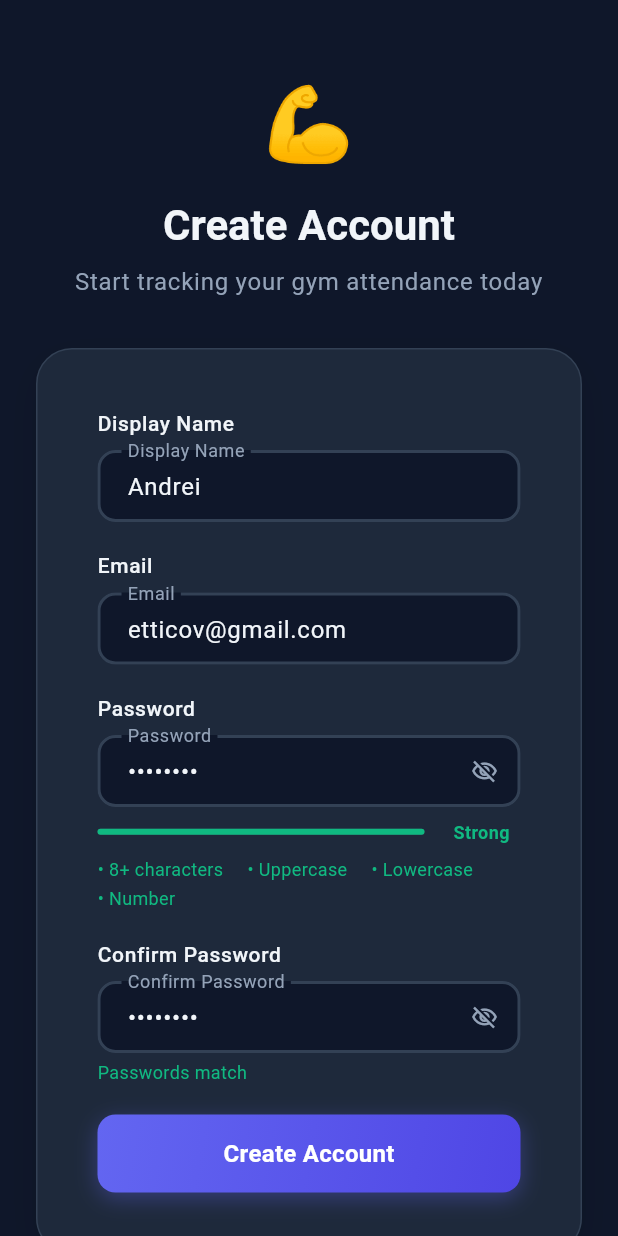
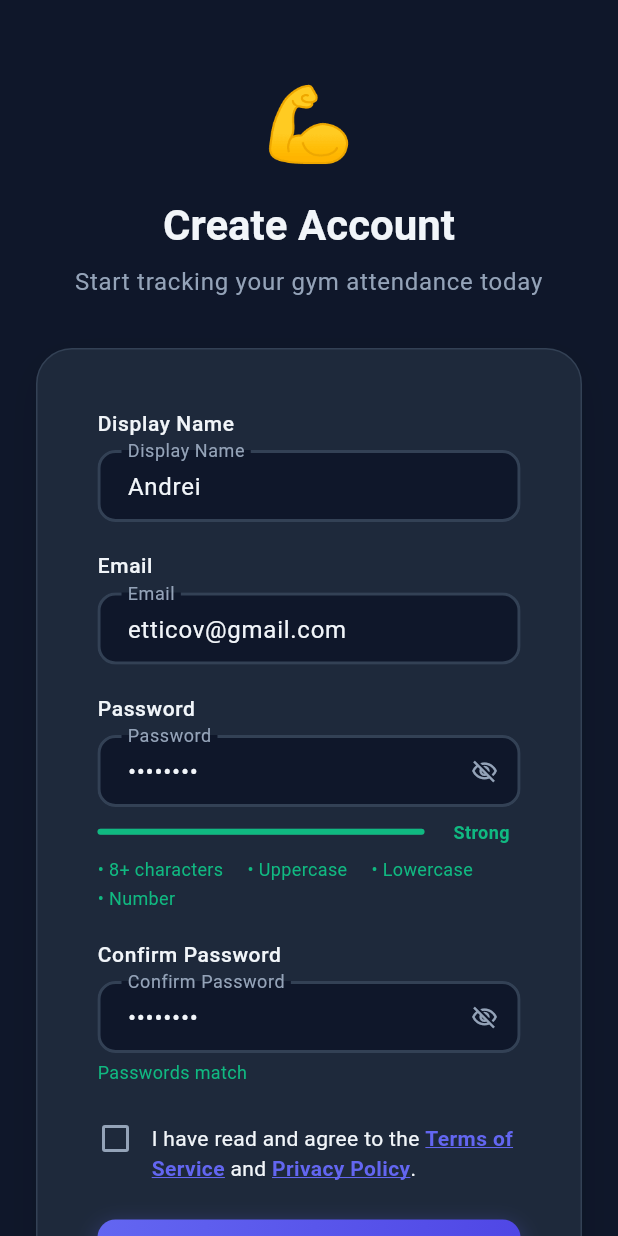
Before and after one commit to covaciuandrei/gym-tracker, a Flutter app: the RegisterPage screen opened by its route, on a phone screen of 412 x 824 dp. Run offline on Flutter 3.47's test engine with Material 3 defaults, Android fonts, the light colour scheme and no system bars; our stand-ins replace auto_route, cloud_firestore, equatable, firebase_auth, firebase_core, flutter_bloc and 4 more; accounts and stored records are empty; Roboto replaces fonts that are missing (Raleway).

Commit message:
add connections to terms&conditions and privacy policy to the app

```diff
--- a/lib/assets/localization/app_en.arb
+++ b/lib/assets/localization/app_en.arb
@@ -268,6 +268,14 @@
   "settingsSecurity": "Security",
   "settingsGeneral": "General",
   "settingsActions": "Actions",
+  "settingsLegal": "Legal",
+  "settingsTerms": "Terms of Service",
+  "settingsPrivacy": "Privacy Policy",
+  "legalConsentPrefix": "I have read and agree to the",
+  "legalConsentTerms": "Terms of Service",
+  "legalConsentAnd": "and",
+  "legalConsentPrivacy": "Privacy Policy",
+  "legalConsentRequired": "You must accept the Terms of Service and Privacy Policy to continue.",
   "settingsTheme": "Theme",
   "settingsThemeDark": "Dark",
   "settingsThemeLight": "Light",
--- a/lib/assets/localization/app_localizations.dart
+++ b/lib/assets/localization/app_localizations.dart
@@ -1412,6 +1412,54 @@ abstract class AppLocalizations {
   /// **'Actions'**
   String get settingsActions;
 
+  /// No description provided for @settingsLegal.
+  ///
+  /// In en, this message translates to:
+  /// **'Legal'**
+  String get settingsLegal;
+
+  /// No description provided for @settingsTerms.
+  ///
+  /// In en, this message translates to:
+  /// **'Terms of Service'**
+  String get settingsTerms;
+
+  /// No description provided for @settingsPrivacy.
+  ///
+  /// In en, this message translates to:
+  /// **'Privacy Policy'**
+  String get settingsPrivacy;
+
+  /// No description provided for @legalConsentPrefix.
+  ///
+  /// In en, this message translates to:
+  /// **'I have read and agree to the'**
+  String get legalConsentPrefix;
+
+  /// No description provided for @legalConsentTerms.
+  ///
+  /// In en, this message translates to:
+  /// **'Terms of Service'**
+  String get legalConsentTerms;
+
+  /// No description provided for @legalConsentAnd.
+  ///
+  /// In en, this message translates to:
+  /// **'and'**
+  String get legalConsentAnd;
+
+  /// No description provided for @legalConsentPrivacy.
+  ///
+  /// In en, this message translates to:
+  /// **'Privacy Policy'**
+  String get legalConsentPrivacy;
+
+  /// No description provided for @legalConsentRequired.
+  ///
+  /// In en, this message translates to:
+  /// **'You must accept the Terms of Service and Privacy Policy to continue.'**
+  String get legalConsentRequired;
+
   /// No description provided for @settingsTheme.
   ///
   /// In en, this message translates to:
--- a/lib/assets/localization/app_localizations_en.dart
+++ b/lib/assets/localization/app_localizations_en.dart
@@ -724,6 +724,31 @@ class AppLocalizationsEn extends AppLocalizations {
   String get settingsActions => 'Actions';
 
   @override
+  String get settingsLegal => 'Legal';
+
+  @override
+  String get settingsTerms => 'Terms of Service';
+
+  @override
+  String get settingsPrivacy => 'Privacy Policy';
+
+  @override
+  String get legalConsentPrefix => 'I have read and agree to the';
+
+  @override
+  String get legalConsentTerms => 'Terms of Service';
+
+  @override
+  String get legalConsentAnd => 'and';
+
+  @override
+  String get legalConsentPrivacy => 'Privacy Policy';
+
+  @override
+  String get legalConsentRequired =>
+      'You must accept the Terms of Service and Privacy Policy to continue.';
+
+  @override
   String get settingsTheme => 'Theme';
 
   @override
--- a/lib/core/app_version_status.dart
+++ b/lib/core/app_version_status.dart
@@ -1,3 +1,4 @@
+import 'package:gym_tracker/core/constants/legal_urls.dart';
 import 'package:injectable/injectable.dart';
 
 /// In-memory snapshot of the remote-config version gate result, captured by
@@ -27,6 +28,14 @@ class AppVersionStatus {
   /// bottom sheet's Update action.
   String storeUrl = '';
 
+  /// Localized Terms of Service URLs captured from remote config. Empty until
+  /// the splash flow populates them. Readers should go through [termsUrlFor]
+  /// which transparently falls back to hardcoded constants when empty.
+  Map<String, String> termsUrls = const <String, String>{};
+
+  /// Localized Privacy Policy URLs — same semantics as [termsUrls].
+  Map<String, String> privacyUrls = const <String, String>{};
+
   /// Records the result of a successful version check so it can be read
   /// later by the main shell's big-update bottom sheet.
   void getAppVersionDetails({
@@ -38,4 +47,29 @@ class AppVersionStatus {
     this.latestVersion = latestVersion;
     this.storeUrl = storeUrl;
   }
+
+  /// Stores the localized legal URL maps captured from remote config. Called
+  /// once per cold launch on the ok (non-maintenance / non-force-update)
+  /// path.
+  void setLegalUrls({required Map<String, String> termsUrls, required Map<String, String> privacyUrls}) {
+    this.termsUrls = termsUrls;
+    this.privacyUrls = privacyUrls;
+  }
+
+  /// Returns the Terms of Service URL for [languageCode], falling back to the
+  /// English entry and finally to the hardcoded constant defined in
+  /// [legalTermsUrlEn] / [legalTermsUrlRo].
+  String termsUrlFor(String languageCode) => resolveLegalUrl(
+    languageMap: termsUrls,
+    languageCode: languageCode,
+    fallback: legalTermsFallbackUrls[languageCode] ?? legalTermsUrlEn,
+  );
+
+  /// Returns the Privacy Policy URL for [languageCode]. Same fallback
+  /// behaviour as [termsUrlFor].
+  String privacyUrlFor(String languageCode) => resolveLegalUrl(
+    languageMap: privacyUrls,
+    languageCode: languageCode,
+    fallback: legalPrivacyFallbackUrls[languageCode] ?? legalPrivacyUrlEn,
+  );
 }
--- /dev/null
+++ b/lib/core/constants/legal_urls.dart
@@ -0,0 +1,39 @@
+/// Hardcoded fallback URLs for the hosted Terms of Service and Privacy Policy.
+///
+/// These constants are used when the corresponding maps in the Firestore
+/// `appConfig/version` document are missing or empty. Keeping a local
+/// fallback ensures the in-app "Terms" and "Privacy" links always resolve to
+/// a working URL even if remote config has not been populated.
+///
+/// The canonical URLs point at the Firebase Hosting deployment of the
+/// `legal/` folder in this repository.
+library;
+
+/// Base URL of the Firebase Hosting site that serves the legal pages.
+const String legalHostingBaseUrl = 'https://gym-presence-tracker-16edc.web.app';
+
+const String legalTermsUrlEn = '$legalHostingBaseUrl/terms-en.html';
+const String legalTermsUrlRo = '$legalHostingBaseUrl/terms-ro.html';
+
+const String legalPrivacyUrlEn = '$legalHostingBaseUrl/privacy-en.html';
+const String legalPrivacyUrlRo = '$legalHostingBaseUrl/privacy-ro.html';
+
+/// Fallback map used when `appConfig/version.termsUrls` is missing.
+const Map<String, String> legalTermsFallbackUrls = {'en': legalTermsUrlEn, 'ro': legalTermsUrlRo};
+
+/// Fallback map used when `appConfig/version.privacyUrls` is missing.
+const Map<String, String> legalPrivacyFallbackUrls = {'en': legalPrivacyUrlEn, 'ro': legalPrivacyUrlRo};
+
+/// Resolves a URL from a [languageMap] for [languageCode], falling back to
+/// the English entry and finally to [fallback] if both are missing.
+String resolveLegalUrl({
+  required Map<String, String> languageMap,
+  required String languageCode,
+  required String fallback,
+}) {
+  final value = languageMap[languageCode];
+  if (value != null && value.isNotEmpty) return value;
+  final en = languageMap['en'];
+  if (en != null && en.isNotEmpty) return en;
+  return fallback;
+}
--- a/lib/cubit/splash/splash_cubit.dart
+++ b/lib/cubit/splash/splash_cubit.dart
@@ -99,6 +99,7 @@ class SplashCubit extends BaseCubit {
       latestVersion: config.latestVersion,
       storeUrl: storeUrl,
     );
+    _versionStatus.setLegalUrls(termsUrls: config.termsUrls, privacyUrls: config.privacyUrls);
 
     if (_onboardingHelper.isFirstLaunch) {
       return const SplashNavigateOnboardingState();
--- a/lib/data/mappers/app_config_mapper.dart
+++ b/lib/data/mappers/app_config_mapper.dart
@@ -12,5 +12,7 @@ class AppConfigMapper {
     maintenanceMessages: Map<String, String>.from(dto.maintenanceMessages),
     androidStoreUrl: dto.androidStoreUrl,
     iosStoreUrl: dto.iosStoreUrl,
+    termsUrls: Map<String, String>.from(dto.termsUrls),
+    privacyUrls: Map<String, String>.from(dto.privacyUrls),
   );
 }
--- /dev/null
+++ b/lib/presentation/controls/legal_consent_checkbox.dart
@@ -0,0 +1,151 @@
+import 'package:flutter/gestures.dart';
+import 'package:flutter/material.dart';
+import 'package:gym_tracker/assets/localization/app_localizations.dart';
+import 'package:gym_tracker/core/app_version_status.dart';
+import 'package:gym_tracker/core/injection.dart';
+import 'package:gym_tracker/presentation/helpers/locale_helper.dart';
+import 'package:url_launcher/url_launcher.dart';
+
+/// Reusable consent checkbox shown on the Register page above the submit
+/// button.
+///
+/// Renders a single `Checkbox` next to a rich text reading
+/// *"I have read and agree to the Terms of Service and Privacy Policy"*, with
+/// both document names rendered as tappable links that open the localized
+/// hosted page in an external browser.
+///
+/// State is owned by the parent via two `ValueNotifier<bool>`s:
+///   * [accepted] — whether the checkbox is ticked.
+///   * [showError] — whether the inline "you must accept…" error should be
+///     visible. The parent sets this to `true` when the user tries to submit
+///     without accepting, and back to `false` whenever the user toggles the
+///     checkbox on.
+///
+/// URLs are resolved through [LocaleHelper] + [AppVersionStatus] (which
+/// transparently falls back to the hardcoded constants in
+/// `core/constants/legal_urls.dart` when remote config has not been
+/// populated).
+class LegalConsentCheckbox extends StatefulWidget {
+  const LegalConsentCheckbox({super.key, required this.accepted, required this.showError, this.enabled = true});
+
+  final ValueNotifier<bool> accepted;
+  final ValueNotifier<bool> showError;
+  final bool enabled;
+
+  @override
+  State<LegalConsentCheckbox> createState() => _LegalConsentCheckboxState();
+}
+
+class _LegalConsentCheckboxState extends State<LegalConsentCheckbox> {
+  final TapGestureRecognizer _termsRecognizer = TapGestureRecognizer();
+  final TapGestureRecognizer _privacyRecognizer = TapGestureRecognizer();
+
+  final LocaleHelper _localeHelper = getIt<LocaleHelper>();
+  final AppVersionStatus _versionStatus = getIt<AppVersionStatus>();
+
+  @override
+  void dispose() {
+    _termsRecognizer.dispose();
+    _privacyRecognizer.dispose();
+    super.dispose();
+  }
+
+  void _toggle() {
+    if (!widget.enabled) return;
+    widget.accepted.value = !widget.accepted.value;
+    if (widget.accepted.value) {
+      widget.showError.value = false;
+    }
+  }
+
+  Future<void> _openUrl(String url) async {
+    final uri = Uri.tryParse(url);
+    if (uri == null) return;
+    await launchUrl(uri, mode: LaunchMode.externalApplication);
+  }
+
+  @override
+  Widget build(BuildContext context) {
+    final l10n = AppLocalizations.of(context);
+    final cs = Theme.of(context).colorScheme;
+    final tt = Theme.of(context).textTheme;
+
+    return ListenableBuilder(
+      listenable: Listenable.merge([widget.accepted, widget.showError, _localeHelper]),
+      builder: (context, _) {
+        final lang = _localeHelper.locale.languageCode;
+        final termsUrl = _versionStatus.termsUrlFor(lang);
+        final privacyUrl = _versionStatus.privacyUrlFor(lang);
+
+        _termsRecognizer.onTap = widget.enabled ? () => _openUrl(termsUrl) : null;
+        _privacyRecognizer.onTap = widget.enabled ? () => _openUrl(privacyUrl) : null;
+
+        final bodyStyle = tt.bodyMedium?.copyWith(color: cs.onSurface, height: 1.4);
+        final linkStyle = bodyStyle?.copyWith(
+          color: cs.primary,
+          fontWeight: FontWeight.w600,
+          decoration: TextDecoration.underline,
+          decorationColor: cs.primary,
+        );
+
+        return Column(
+          crossAxisAlignment: CrossAxisAlignment.start,
+          children: [
+            InkWell(
+              onTap: widget.enabled ? _toggle : null,
+              borderRadius: BorderRadius.circular(8),
+              child: Padding(
+                padding: const EdgeInsets.symmetric(vertical: 4),
+                child: Row(
+                  crossAxisAlignment: CrossAxisAlignment.start,
+                  children: [
+                    SizedBox(
+                      width: 24,
+                      height: 24,
+                      child: Checkbox(
+                        value: widget.accepted.value,
+                        onChanged: widget.enabled ? (_) => _toggle() : null,
+                        activeColor: cs.primary,
+                        visualDensity: VisualDensity.compact,
+                        materialTapTargetSize: MaterialTapTargetSize.shrinkWrap,
+                      ),
+                    ),
+                    const SizedBox(width: 12),
+                    Expanded(
+                      child: Padding(
+                        padding: const EdgeInsets.only(top: 2),
+                        child: Text.rich(
+                          TextSpan(
+                            style: bodyStyle,
+                            children: [
+                              TextSpan(text: '${l10n.legalConsentPrefix} '),
+                              TextSpan(text: l10n.legalConsentTerms, style: linkStyle, recognizer: _termsRecognizer),
+                              TextSpan(text: ' ${l10n.legalConsentAnd} '),
+                              TextSpan(
+                                text: l10n.legalConsentPrivacy,
+                                style: linkStyle,
+                                recognizer: _privacyRecognizer,
+                              ),
+                              const TextSpan(text: '.'),
+                            ],
+                          ),
+                        ),
+                      ),
+                    ),
+                  ],
+                ),
+              ),
+            ),
+            if (widget.showError.value) ...[
+              const SizedBox(height: 6),
+              Padding(
+                padding: const EdgeInsets.only(left: 36),
+                child: Text(l10n.legalConsentRequired, style: tt.bodySmall?.copyWith(color: cs.error)),
+              ),
+            ],
+          ],
+        );
+      },
+    );
+  }
+}
--- a/lib/presentation/pages/auth/register_page.dart
+++ b/lib/presentation/pages/auth/register_page.dart
@@ -11,6 +11,7 @@ import 'package:gym_tracker/presentation/controls/emoji_text.dart';
 import 'package:gym_tracker/presentation/controls/error_banner.dart';
 import 'package:gym_tracker/presentation/controls/form_card.dart';
 import 'package:gym_tracker/presentation/controls/gradient_button.dart';
+import 'package:gym_tracker/presentation/controls/legal_consent_checkbox.dart';
 import 'package:gym_tracker/presentation/controls/password_match_indicator.dart';
 import 'package:gym_tracker/presentation/controls/password_strength_indicator.dart';
 import 'package:gym_tracker/presentation/controls/success_card.dart';
@@ -25,10 +26,7 @@ class RegisterPage extends StatefulWidget implements AutoRouteWrapper {
 
   @override
   Widget wrappedRoute(BuildContext context) {
-    return BlocProvider<AuthCubit>(
-      create: (_) => getIt<AuthCubit>(),
-      child: this,
-    );
+    return BlocProvider<AuthCubit>(create: (_) => getIt<AuthCubit>(), child: this);
   }
 }
 
@@ -43,17 +41,27 @@ class _RegisterPageState extends State<RegisterPage> {
   final _passwordCtrl = TextEditingController(text: 'Test1234');
   final _confirmCtrl = TextEditingController(text: 'Test1234');
 
+  final _acceptedTerms = ValueNotifier<bool>(false);
+  final _showConsentError = ValueNotifier<bool>(false);
+
   @override
   void dispose() {
     _nicknameCtrl.dispose();
     _emailCtrl.dispose();
     _passwordCtrl.dispose();
     _confirmCtrl.dispose();
+    _acceptedTerms.dispose();
+    _showConsentError.dispose();
     super.dispose();
   }
 
   void _onSubmit(BuildContext ctx) {
     if (_formKey.currentState?.validate() != true) return;
+    if (!_acceptedTerms.value) {
+      _showConsentError.value = true;
+      return;
+    }
+    _showConsentError.value = false;
     ctx.read<AuthCubit>().signUp(
       email: _emailCtrl.text.trim(),
       password: _passwordCtrl.text,
@@ -100,25 +108,17 @@ class _RegisterPageState extends State<RegisterPage> {
                     children: [
                       const SizedBox(height: 24),
 
-                      const EmojiText(
-                        Emojis.biceps,
-                        style: TextStyle(fontSize: 48),
-                      ),
+                      const EmojiText(Emojis.biceps, style: TextStyle(fontSize: 48)),
                       const SizedBox(height: 16),
                       Text(
                         l10n.authRegisterTitle,
-                        style: tt.headlineLarge?.copyWith(
-                          fontSize: 28,
-                          fontWeight: FontWeight.w700,
-                        ),
+                        style: tt.headlineLarge?.copyWith(fontSize: 28, fontWeight: FontWeight.w700),
                         textAlign: TextAlign.center,
                       ),
                       const SizedBox(height: 8),
                       Text(
                         l10n.authRegisterSubtitle,
-                        style: tt.bodyLarge?.copyWith(
-                          color: cs.onSurfaceVariant,
-                        ),
+                        style: tt.bodyLarge?.copyWith(color: cs.onSurfaceVariant),
                         textAlign: TextAlign.center,
                       ),
                       const SizedBox(height: 32),
@@ -131,8 +131,7 @@ class _RegisterPageState extends State<RegisterPage> {
                                 title: l10n.authRegisterSuccess,
                                 message: l10n.authRegisterSuccessMessage,
                                 buttonLabel: l10n.authRegisterGoToLogin,
-                                onAction: () =>
-                                    ctx.router.replace(const LoginRoute()),
+                                onAction: () => ctx.router.replace(const LoginRoute()),
                               )
                             : _RegisterCard(
                                 key: const ValueKey('form'),
@@ -141,6 +140,8 @@ class _RegisterPageState extends State<RegisterPage> {
                                 emailCtrl: _emailCtrl,
                                 passwordCtrl: _passwordCtrl,
                                 confirmCtrl: _confirmCtrl,
+                                acceptedTerms: _acceptedTerms,
+                                showConsentError: _showConsentError,
                                 isLoading: isLoading,
                                 errorMessage: errorMessage,
                                 onSubmit: () => _onSubmit(ctx),
@@ -158,9 +159,7 @@ class _RegisterPageState extends State<RegisterPage> {
                           children: [
                             Text(
                               l10n.authRegisterHaveAccount,
-                              style: tt.bodyMedium?.copyWith(
-                                color: cs.onSurfaceVariant,
-                              ),
+                              style: tt.bodyMedium?.copyWith(color: cs.onSurfaceVariant),
                             ),
                             const SizedBox(width: 4),
                             TextButton(
@@ -169,16 +168,10 @@ class _RegisterPageState extends State<RegisterPage> {
                                 minimumSize: Size.zero,
                                 tapTargetSize: MaterialTapTargetSize.shrinkWrap,
                               ),
-                              onPressed: isLoading
-                                  ? null
-                                  : () =>
-                                        ctx.router.replace(const LoginRoute()),
+                              onPressed: isLoading ? null : () => ctx.router.replace(const LoginRoute()),
                               child: Text(
                                 l10n.authRegisterSignIn,
-                                style: TextStyle(
-                                  color: cs.primary,
-                                  fontWeight: FontWeight.w600,
-                                ),
+                                style: TextStyle(color: cs.primary, fontWeight: FontWeight.w600),
                               ),
                             ),
                           ], // Wrap children
@@ -205,6 +198,8 @@ class _RegisterCard extends StatelessWidget {
     required this.emailCtrl,
     required this.passwordCtrl,
     required this.confirmCtrl,
+    required this.acceptedTerms,
+    required this.showConsentError,
     required this.isLoading,
     required this.errorMessage,
     required this.onSubmit,
@@ -215,6 +210,8 @@ class _RegisterCard extends StatelessWidget {
   final TextEditingController emailCtrl;
   final TextEditingController passwordCtrl;
   final TextEditingController confirmCtrl;
+  final ValueNotifier<bool> acceptedTerms;
+  final ValueNotifier<bool> showConsentError;
   final bool isLoading;
   final String? errorMessage;
   final VoidCallback onSubmit;
@@ -225,11 +222,7 @@ class _RegisterCard extends StatelessWidget {
     final cs = Theme.of(context).colorScheme;
     final tt = Theme.of(context).textTheme;
 
-    final labelStyle = tt.bodySmall?.copyWith(
-      fontSize: 14,
-      fontWeight: FontWeight.w500,
-      color: cs.onSurface,
-    );
+    final labelStyle = tt.bodySmall?.copyWith(fontSize: 14, fontWeight: FontWeight.w500, color: cs.onSurface);
 
     return FormCard(
       formKey: formKey,
@@ -285,9 +278,7 @@ class _RegisterCard extends StatelessWidget {
           validator: (v) {
             if (v == null || v.isEmpty) return l10n.errorsFieldRequired;
             if (v.length < 8) return l10n.errorsPasswordTooShort;
-            if (!v.contains(RegExp(r'[A-Z]')) ||
-                !v.contains(RegExp(r'[a-z]')) ||
-                !v.contains(RegExp(r'[0-9]'))) {
+            if (!v.contains(RegExp(r'[A-Z]')) || !v.contains(RegExp(r'[a-z]')) || !v.contains(RegExp(r'[0-9]'))) {
               return l10n.errorsWeakPassword;
             }
             return null;
@@ -314,10 +305,10 @@ class _RegisterCard extends StatelessWidget {
             return null;
           },
         ),
-        PasswordMatchIndicator(
-          passwordCtrl: passwordCtrl,
-          confirmCtrl: confirmCtrl,
-        ),
+        PasswordMatchIndicator(passwordCtrl: passwordCtrl, confirmCtrl: confirmCtrl),
+        const SizedBox(height: 20),
+
+        LegalConsentCheckbox(accepted: acceptedTerms, showError: showConsentError, enabled: !isLoading),
         const SizedBox(height: 20),
 
         AnimatedSwitcher(
@@ -333,11 +324,7 @@ class _RegisterCard extends StatelessWidget {
               : const SizedBox.shrink(),
         ),
 
-        GradientButton(
-          label: l10n.authRegisterButton,
-          isLoading: isLoading,
-          onTap: onSubmit,
-        ),
+        GradientButton(label: l10n.authRegisterButton, isLoading: isLoading, onTap: onSubmit),
       ],
     );
   }
```
Also changed, not shown: lib/assets/localization/app_localizations_ro.dart (+25 -0 lines), lib/assets/localization/app_ro.arb (+8 -0 lines), lib/data/remote/app_config/app_config_dto.dart (+13 -0 lines), lib/model/app_config.dart (+13 -0 lines), lib/presentation/controls/labeled_checkbox.dart (added, +69 -0 lines), lib/presentation/pages/settings/settings_page.dart (+66 -117 lines), lib/data/remote/app_config/app_config_dto.g.dart, 3 other files.
